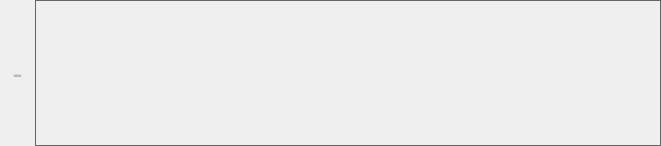
Before: the Qt Designer form threadform.ui in siavash119/qtchan, drawn with Qt 5.
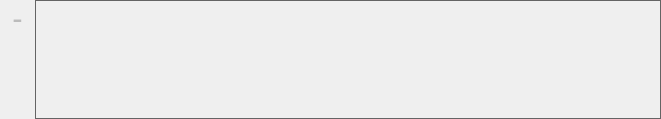
After: the same form once the commit is applied. Custom widgets are drawn as their Qt base class.

Commit message: fix hidelayout darkness

```diff
--- a/threadform.ui
+++ b/threadform.ui
@@ -7,7 +7,7 @@
     <x>0</x>
     <y>0</y>
     <width>652</width>
-    <height>146</height>
+    <height>119</height>
    </rect>
   </property>
   <property name="sizePolicy">
@@ -55,7 +55,7 @@
    <property name="bottomMargin">
     <number>0</number>
    </property>
-   <item>
+   <item alignment="Qt::AlignLeft|Qt::AlignTop">
     <widget class="ClickableLabel" name="hide">
      <property name="sizePolicy">
       <sizepolicy hsizetype="Fixed" vsizetype="Fixed">
```
The commit also changes 2 other files.
